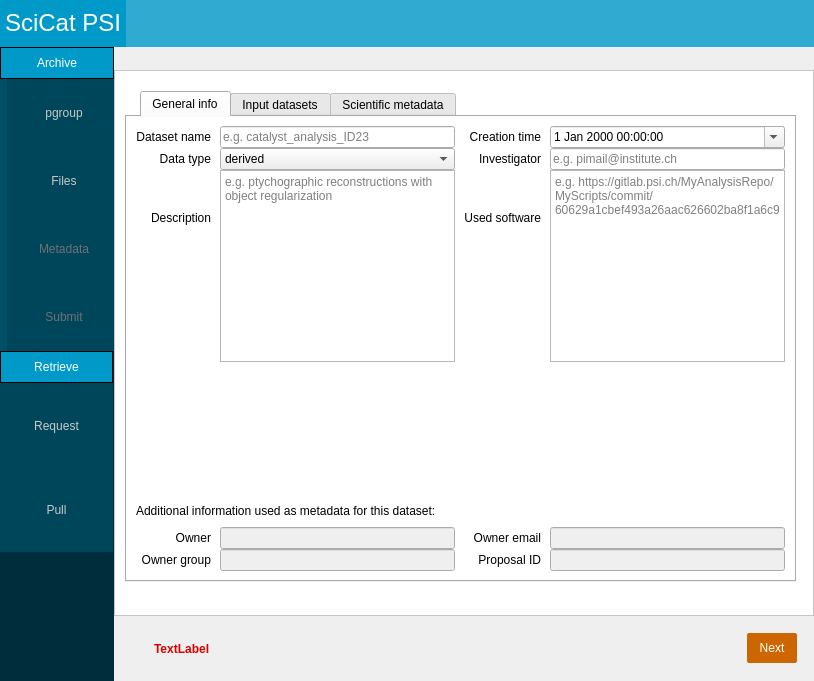
The window that PSIArchiver/dialog.ui (paulscherrerinstitute/scicat-qt) describes before a commit, drawn with Qt 5.
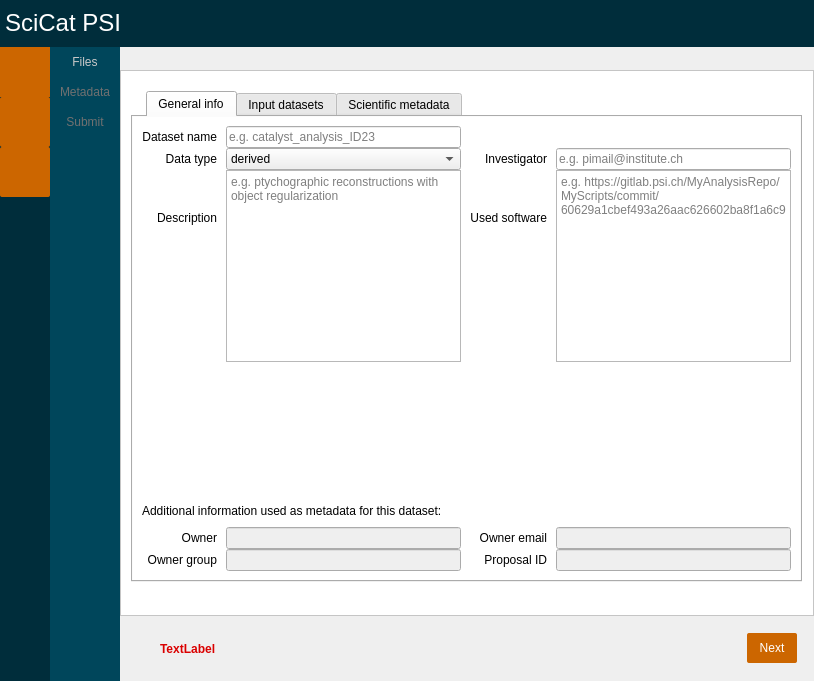
The same window after the commit. The open tabs and pages were chosen to show the change. Icons and pictures are not drawn.

```diff
--- a/PSIArchiver/dialog.ui
+++ b/PSIArchiver/dialog.ui
@@ -11,7 +11,7 @@
    </rect>
   </property>
   <property name="sizePolicy">
-   <sizepolicy hsizetype="Fixed" vsizetype="Fixed">
+   <sizepolicy hsizetype="Preferred" vsizetype="Preferred">
     <horstretch>0</horstretch>
     <verstretch>0</verstretch>
    </sizepolicy>
@@ -58,7 +58,7 @@
       </size>
      </property>
      <property name="styleSheet">
-      <string notr="true">QFrame#frame_2{background-color:rgba(0, 153, 200, 0.8); border:0px}
+      <string notr="true">QFrame#frame_2{background-color:rgba(0, 45, 59, 1); border:0px}
 </string>
      </property>
      <property name="frameShape">
@@ -98,7 +98,8 @@
          </size>
         </property>
         <property name="styleSheet">
-         <string notr="true">QLabel{background-color:rgba(0, 153, 200,1)}</string>
+         <string notr="true">QLabel{background-color:rgba(0, 45, 59,1)}
+</string>
         </property>
         <property name="text">
          <string>&lt;html&gt;&lt;head/&gt;&lt;body&gt;&lt;p&gt;&lt;span style=&quot; font-size:18pt; color:#ffffff;&quot;&gt;SciCat PSI&lt;/span&gt;&lt;/p&gt;&lt;/body&gt;&lt;/html&gt;</string>
@@ -122,6 +123,9 @@
           <height>0</height>
          </size>
         </property>
+        <property name="styleSheet">
+         <string notr="true">QFrame{background-color:rgb(0, 45, 59); border:0px}</string>
+        </property>
         <property name="text">
          <string/>
         </property>
@@ -135,23 +139,20 @@
      <property name="spacing">
       <number>0</number>
      </property>
-     <property name="topMargin">
-      <number>0</number>
-     </property>
      <item>
       <widget class="QFrame" name="frame">
        <property name="enabled">
         <bool>true</bool>
        </property>
        <property name="sizePolicy">
-        <sizepolicy hsizetype="Fixed" vsizetype="Preferred">
+        <sizepolicy hsizetype="Fixed" vsizetype="Ignored">
          <horstretch>0</horstretch>
          <verstretch>0</verstretch>
         </sizepolicy>
        </property>
        <property name="minimumSize">
         <size>
-         <width>108</width>
+         <width>50</width>
          <height>0</height>
         </size>
        </property>
@@ -186,6 +187,34 @@
         <property name="bottomMargin">
          <number>0</number>
         </property>
+        <item>
+         <widget class="QPushButton" name="pushButtonNavigationPgroup">
+          <property name="sizePolicy">
+           <sizepolicy hsizetype="Fixed" vsizetype="Fixed">
+            <horstretch>0</horstretch>
+            <verstretch>0</verstretch>
+           </sizepolicy>
+          </property>
+          <property name="minimumSize">
+           <size>
+            <width>50</width>
+            <height>50</height>
+           </size>
+          </property>
+          <property name="styleSheet">
+           <string notr="true">QPushButton{border-image:url(&quot;:/images/login-active.svg&quot;); background-repeat: no-repeat; width:50px; height:50px; border-radius:0px}
+QPushButton:hover{border-image:url(&quot;:/images/login.svg&quot;); background-repeat: no-repeat; width:50px; height:50px}
+QPushButton:!enabled{border-image:url(&quot;:/images/login-not-active.svg&quot;); background-repeat: no-repeat; width:50px; height:50px}
+</string>
+          </property>
+          <property name="text">
+           <string/>
+          </property>
+          <property name="flat">
+           <bool>false</bool>
+          </property>
+         </widget>
+        </item>
         <item>
          <widget class="QPushButton" name="pushButtonGoToArchive">
           <property name="sizePolicy">
@@ -196,325 +225,271 @@
           </property>
           <property name="minimumSize">
            <size>
-            <width>114</width>
-            <height>32</height>
+            <width>50</width>
+            <height>50</height>
            </size>
           </property>
           <property name="styleSheet">
-           <string notr="true">QPushButton{background-color: rgb(0, 153, 200); color: rgb(255, 255, 255); border-width:1px; border-color:rgb(0,0,0); border-radius:0.1px; border-style:solid}
-QPushButton:hover{background-color: rgb(244, 122, 0); color: rgb(255, 255, 255)}
+           <string notr="true">QPushButton{border-image:url(&quot;:/images/archive-not-active.svg&quot;); background-repeat: no-repeat; width:50px; height:50px}
+QPushButton:hover{border-image:url(&quot;:/images/archive.svg&quot;); background-repeat: no-repeat; width:50px; height:50px}
+QPushButton:!enabled{border-image:url(&quot;:/images/archive-not-active.svg&quot;); background-repeat: no-repeat; width:50px; height:50px}
+
 </string>
           </property>
           <property name="text">
-           <string>Archive</string>
+           <string/>
           </property>
          </widget>
         </item>
         <item>
-         <widget class="QFrame" name="frame_3">
+         <widget class="QPushButton" name="pushButtonGoToRetrieve">
           <property name="sizePolicy">
-           <sizepolicy hsizetype="Fixed" vsizetype="Ignored">
+           <sizepolicy hsizetype="Ignored" vsizetype="Fixed">
             <horstretch>0</horstretch>
             <verstretch>0</verstretch>
            </sizepolicy>
           </property>
           <property name="minimumSize">
            <size>
-            <width>114</width>
-            <height>244</height>
+            <width>50</width>
+            <height>50</height>
            </size>
           </property>
           <property name="styleSheet">
-           <string notr="true">QFrame{background-color:rgb(0, 45, 59); border-radius:0px}
+           <string notr="true">QPushButton{border-image:url(&quot;:/images/retrieve-not-active.svg&quot;); background-repeat: no-repeat; width:50px; height:50px}
+QPushButton:hover{border-image:url(&quot;:/images/retrieve.svg&quot;); background-repeat: no-repeat; width:50px; height:50px}
+QPushButton:!enabled{border-image:url(&quot;:/images/retrieve-not-active.svg&quot;); background-repeat: no-repeat; width:50px; height:50px}
+
+
 </string>
           </property>
-          <property name="frameShape">
-           <enum>QFrame::StyledPanel</enum>
+          <property name="text">
+           <string/>
           </property>
-          <property name="frameShadow">
-           <enum>QFrame::Raised</enum>
-          </property>
-          <layout class="QHBoxLayout" name="horizontalLayout_9">
-           <property name="spacing">
-            <number>0</number>
-           </property>
-           <property name="leftMargin">
-            <number>0</number>
-           </property>
-           <property name="topMargin">
-            <number>0</number>
-           </property>
-           <property name="rightMargin">
-            <number>0</number>
-           </property>
-           <property name="bottomMargin">
-            <number>0</number>
-           </property>
-           <item>
-            <layout class="QHBoxLayout" name="horizontalLayout_6">
-             <property name="spacing">
-              <number>0</number>
-             </property>
-             <item>
-              <widget class="QLabel" name="verticalBar">
-               <property name="sizePolicy">
-                <sizepolicy hsizetype="Fixed" vsizetype="Preferred">
-                 <horstretch>0</horstretch>
-                 <verstretch>0</verstretch>
-                </sizepolicy>
-               </property>
-               <property name="minimumSize">
-                <size>
-                 <width>0</width>
-                 <height>0</height>
-                </size>
-               </property>
-               <property name="styleSheet">
-                <string notr="true">QLabel{background-color:rgb(0, 79, 103); border-radius:0px}
-</string>
-               </property>
-               <property name="lineWidth">
-                <number>1</number>
-               </property>
-               <property name="text">
-                <string/>
-               </property>
-              </widget>
-             </item>
-             <item>
-              <widget class="QFrame" name="frame_4">
-               <property name="sizePolicy">
-                <sizepolicy hsizetype="Fixed" vsizetype="Ignored">
-                 <horstretch>0</horstretch>
-                 <verstretch>0</verstretch>
-                </sizepolicy>
-               </property>
-               <property name="minimumSize">
-                <size>
-                 <width>114</width>
-                 <height>260</height>
-                </size>
-               </property>
-               <property name="styleSheet">
-                <string notr="true">QFrame{background-color:rgb(0, 45, 59); border-radius:0px}
-</string>
-               </property>
-               <property name="frameShape">
-                <enum>QFrame::StyledPanel</enum>
-               </property>
-               <property name="frameShadow">
-                <enum>QFrame::Raised</enum>
-               </property>
-               <layout class="QVBoxLayout" name="verticalLayout_13">
-                <property name="spacing">
-                 <number>0</number>
-                </property>
-                <property name="leftMargin">
-                 <number>0</number>
-                </property>
-                <property name="topMargin">
-                 <number>0</number>
-                </property>
-                <property name="rightMargin">
-                 <number>0</number>
-                </property>
-                <property name="bottomMargin">
-                 <number>0</number>
-                </property>
-                <item>
-                 <widget class="QPushButton" name="pushButtonNavigationPgroup">
-                  <property name="sizePolicy">
-                   <sizepolicy hsizetype="Preferred" vsizetype="Preferred">
-                    <horstretch>0</horstretch>
-                    <verstretch>0</verstretch>
-                   </sizepolicy>
-                  </property>
-                  <property name="minimumSize">
-                   <size>
-                    <width>114</width>
-                    <height>70</height>
-                   </size>
-                  </property>
-                  <property name="styleSheet">
-                   <string notr="true">QPushButton{background-color:rgb(0, 70, 91); border-radius:0px; border:0px; color:rgb(200, 200, 200)}
-QPushButton:hover{background-color:rgb(0, 79,103); border-radius:0px; border:0px; color:rgb(255, 255, 255)}
-QPushButton:!enabled{background-color:rgb(0, 70, 91); border-radius:0px; color:rgb(112, 112, 112)}
-</string>
-                  </property>
-                  <property name="text">
-                   <string>pgroup</string>
-                  </property>
-                  <property name="flat">
-                   <bool>false</bool>
-                  </property>
-                 </widget>
-                </item>
-                <item>
-                 <widget class="QPushButton" name="pushButtonNavigationFiles">
-                  <property name="enabled">
-                   <bool>true</bool>
-                  </property>
-                  <property name="sizePolicy">
-                   <sizepolicy hsizetype="Preferred" vsizetype="Preferred">
-                    <horstretch>0</horstretch>
-                    <verstretch>0</verstretch>
-                   </sizepolicy>
-                  </property>
-                  <property name="minimumSize">
-                   <size>
-                    <width>114</width>
-                    <height>70</height>
-                   </size>
-                  </property>
-                  <property name="styleSheet">
-                   <string notr="true">QPushButton{background-color:rgb(0, 70, 91); border-radius:0px; border:0px; color:rgb(200, 200, 200)}
-QPushButton:hover{background-color:rgb(0, 79, 103); border-radius:0px; border:0px; color:rgb(255, 255, 255)}
-QPushButton:!enabled{background-color:rgb(0, 70, 91); border-radius:0px; color:rgb(112, 112, 112)}
-</string>
-                  </property>
-                  <property name="text">
-                   <string>Files</string>
-                  </property>
-                 </widget>
-                </item>
-                <item>
-                 <widget class="QPushButton" name="pushButtonNavigationMetadata">
-                  <property name="enabled">
-                   <bool>false</bool>
-                  </property>
-                  <property name="sizePolicy">
-                   <sizepolicy hsizetype="Preferred" vsizetype="Preferred">
-                    <horstretch>0</horstretch>
-                    <verstretch>0</verstretch>
-                   </sizepolicy>
-                  </property>
-                  <property name="minimumSize">
-                   <size>
-                    <width>114</width>
-                    <height>70</height>
-                   </size>
-                  </property>
-                  <property name="styleSheet">
-                   <string notr="true">QPushButton{background-color:rgb(0, 70, 91); border-radius:0px; border:0px; color:rgb(200, 200, 200)}
-QPushButton:hover{background-color:rgb(0, 79,103); border-radius:0px; border:0px; color:rgb(255, 255, 255)}
-QPushButton:!enabled{background-color:rgb(0, 70, 91); border-radius:0px; color:rgb(112, 112, 112)}
-</string>
-                  </property>
-                  <property name="text">
-                   <string>Metadata</string>
-                  </property>
-                 </widget>
-                </item>
-                <item>
-                 <widget class="QPushButton" name="pushButtonNavigationSubmit">
-                  <property name="enabled">
-                   <bool>false</bool>
-                  </property>
-                  <property name="sizePolicy">
-                   <sizepolicy hsizetype="Preferred" vsizetype="Preferred">
-                    <horstretch>0</horstretch>
-                    <verstretch>0</verstretch>
-                   </sizepolicy>
-                  </property>
-                  <property name="minimumSize">
-                   <size>
-                    <width>114</width>
-                    <height>70</height>
-                   </size>
-                  </property>
-                  <property name="styleSheet">
-                   <string notr="true">QPushButton{background-color:rgb(0, 70, 91); border-radius:0px; border:0px; color:rgb(200, 200, 200)}
-QPushButton:hover{background-color:rgb(0, 79,103); border-radius:0px; border:0px; color:rgb(255, 255, 255)}
-QPushButton:!enabled{background-color:rgb(0, 70, 91); border-radius:0px; color:rgb(112, 112, 112)}
-</string>
-                  </property>
-                  <property name="text">
-                   <string>Submit</string>
-                  </property>
-                 </widget>
-                </item>
-               </layout>
-              </widget>
-             </item>
-            </layout>
-           </item>
-          </layout>
          </widget>
         </item>
         <item>
-         <widget class="QFrame" name="frameRetrieve">
-          <property name="sizePolicy">
-           <sizepolicy hsizetype="Fixed" vsizetype="Preferred">
-            <horstretch>0</horstretch>
-            <verstretch>0</verstretch>
-           </sizepolicy>
+         <spacer name="verticalSpacer_5">
+          <property name="orientation">
+           <enum>Qt::Vertical</enum>
           </property>
-          <property name="minimumSize">
+          <property name="sizeType">
+           <enum>QSizePolicy::Expanding</enum>
+          </property>
+          <property name="sizeHint" stdset="0">
            <size>
-            <width>113</width>
-            <height>290</height>
+            <width>50</width>
+            <height>50</height>
            </size>
           </property>
-          <property name="styleSheet">
-           <string notr="true">QFrame{background-color:rgb(0, 45, 59); border-radius:0px}
-</string>
-          </property>
-          <property name="frameShape">
-           <enum>QFrame::StyledPanel</enum>
-          </property>
-          <property name="frameShadow">
-           <enum>QFrame::Raised</enum>
-          </property>
+         </spacer>
+        </item>
+       </layout>
+      </widget>
+     </item>
+     <item>
+      <widget class="QStackedWidget" name="stackedWidgetNavigationButtons">
+       <property name="sizePolicy">
+        <sizepolicy hsizetype="Fixed" vsizetype="Preferred">
+         <horstretch>0</horstretch>
+         <verstretch>0</verstretch>
+        </sizepolicy>
+       </property>
+       <property name="minimumSize">
+        <size>
+         <width>70</width>
+         <height>0</height>
+        </size>
+       </property>
+       <property name="styleSheet">
+        <string notr="true">QStackedWidget{background-color:rgb(0, 70, 91); border:0px}</string>
+       </property>
+       <property name="currentIndex">
+        <number>2</number>
+       </property>
+       <widget class="QWidget" name="pgroupPage">
+        <property name="styleSheet">
+         <string notr="true"/>
+        </property>
+       </widget>
+       <widget class="QWidget" name="archivePage">
+        <property name="sizePolicy">
+         <sizepolicy hsizetype="Preferred" vsizetype="Preferred">
+          <horstretch>0</horstretch>
+          <verstretch>0</verstretch>
+         </sizepolicy>
+        </property>
+        <property name="styleSheet">
+         <string notr="true">QWidget{background-color:rgb(0, 70, 91); border:0px}</string>
+        </property>
+        <layout class="QVBoxLayout" name="verticalLayout_13">
+         <property name="spacing">
+          <number>0</number>
+         </property>
+         <property name="sizeConstraint">
+          <enum>QLayout::SetNoConstraint</enum>
+         </property>
+         <property name="leftMargin">
+          <number>0</number>
+         </property>
+         <property name="topMargin">
+          <number>0</number>
+         </property>
+         <property name="rightMargin">
+          <number>0</number>
+         </property>
+         <property name="bottomMargin">
+          <number>0</number>
+         </property>
+         <item>
           <layout class="QVBoxLayout" name="verticalLayout_12">
            <property name="spacing">
             <number>0</number>
            </property>
-           <property name="leftMargin">
-            <number>0</number>
+           <property name="sizeConstraint">
+            <enum>QLayout::SetNoConstraint</enum>
            </property>
-           <property name="topMargin">
-            <number>0</number>
-           </property>
-           <property name="rightMargin">
-            <number>0</number>
-           </property>
-           <property name="bottomMargin">
-            <number>0</number>
-           </property>
            <item>
-            <widget class="QPushButton" name="pushButtonGoToRetrieve">
+            <widget class="QPushButton" name="pushButtonNavigationFiles">
+             <property name="enabled">
+              <bool>true</bool>
+             </property>
              <property name="sizePolicy">
-              <sizepolicy hsizetype="Ignored" vsizetype="Fixed">
+              <sizepolicy hsizetype="Preferred" vsizetype="Fixed">
                <horstretch>0</horstretch>
                <verstretch>0</verstretch>
               </sizepolicy>
              </property>
              <property name="minimumSize">
               <size>
-               <width>114</width>
-               <height>32</height>
+               <width>50</width>
+               <height>30</height>
               </size>
              </property>
              <property name="styleSheet">
-              <string notr="true">QPushButton{background-color: rgb(0, 153, 200); color: rgb(255, 255, 255); border-width: 1px; border-color:rgb(0,0,0); border-radius:0.1px; border-style:solid}
-QPushButton:hover{background-color: rgb(244, 122, 0); color: rgb(255, 255, 255)}
-
+              <string notr="true">QPushButton{background-color:rgb(0, 70, 91); border-radius:0px; border:0px; color:rgb(200, 200, 200)}
+QPushButton:hover{background-color:rgb(0, 79, 103); border-radius:0px; border:0px; color:rgb(255, 255, 255)}
+QPushButton:!enabled{background-color:rgb(0, 70, 91); border-radius:0px; color:rgb(112, 112, 112)}
 </string>
              </property>
              <property name="text">
-              <string>Retrieve</string>
+              <string>Files</string>
              </property>
             </widget>
            </item>
            <item>
-            <widget class="QFrame" name="frameRetrieveButtons">
+            <widget class="QPushButton" name="pushButtonNavigationMetadata">
+             <property name="enabled">
+              <bool>false</bool>
+             </property>
+             <property name="sizePolicy">
+              <sizepolicy hsizetype="Preferred" vsizetype="Fixed">
+               <horstretch>0</horstretch>
+               <verstretch>0</verstretch>
+              </sizepolicy>
+             </property>
+             <property name="minimumSize">
+              <size>
+               <width>50</width>
+               <height>30</height>
+              </size>
+             </property>
+             <property name="styleSheet">
+              <string notr="true">QPushButton{background-color:rgb(0, 70, 91); border-radius:0px; border:0px; color:rgb(200, 200, 200)}
+QPushButton:hover{background-color:rgb(0, 79,103); border-radius:0px; border:0px; color:rgb(255, 255, 255)}
+QPushButton:!enabled{background-color:rgb(0, 70, 91); border-radius:0px; color:rgb(112, 112, 112)}
+</string>
+             </property>
+             <property name="text">
+              <string>Metadata</string>
+             </property>
+            </widget>
+           </item>
+           <item>
+            <widget class="QPushButton" name="pushButtonNavigationSubmit">
+             <property name="enabled">
+              <bool>false</bool>
+             </property>
+             <property name="sizePolicy">
+              <sizepolicy hsizetype="Preferred" vsizetype="Fixed">
+               <horstretch>0</horstretch>
+               <verstretch>0</verstretch>
+              </sizepolicy>
+             </property>
+             <property name="minimumSize">
+              <size>
+               <width>50</width>
+               <height>30</height>
+              </size>
+             </property>
+             <property name="styleSheet">
+              <string notr="true">QPushButton{background-color:rgb(0, 70, 91); border-radius:0px; border:0px; color:rgb(200, 200, 200)}
+QPushButton:hover{background-color:rgb(0, 79,103); border-radius:0px; border:0px; color:rgb(255, 255, 255)}
+QPushButton:!enabled{background-color:rgb(0, 70, 91); border-radius:0px; color:rgb(112, 112, 112)}
+</string>
+             </property>
+             <property name="text">
+              <string>Submit</string>
+             </property>
+            </widget>
+           </item>
+           <item>
+            <spacer name="verticalSpacer_9">
+             <property name="orientation">
+              <enum>Qt::Vertical</enum>
+             </property>
+             <property name="sizeType">
+              <enum>QSizePolicy::Expanding</enum>
+             </property>
+             <property name="sizeHint" stdset="0">
+              <size>
+               <width>20</width>
+               <height>500</height>
+              </size>
+             </property>
+            </spacer>
+           </item>
+          </layout>
+         </item>
+        </layout>
+       </widget>
+       <widget class="QWidget" name="retrievePage">
+        <layout class="QVBoxLayout" name="verticalLayout_16">
+         <property name="spacing">
+          <number>0</number>
+         </property>
+         <property name="leftMargin">
+          <number>0</number>
+         </property>
+         <property name="topMargin">
+          <number>0</number>
+         </property>
+         <property name="rightMargin">
+          <number>0</number>
+         </property>
+         <property name="bottomMargin">
+          <number>0</number>
+         </property>
+         <item>
+          <layout class="QVBoxLayout" name="verticalLayout_14">
+           <property name="spacing">
+            <number>0</number>
+           </property>
+           <item>
+            <widget class="QFrame" name="frame_3">
+             <property name="sizePolicy">
+              <sizepolicy hsizetype="Preferred" vsizetype="Fixed">
+               <horstretch>0</horstretch>
+               <verstretch>0</verstretch>
+              </sizepolicy>
+             </property>
              <property name="frameShape">
               <enum>QFrame::StyledPanel</enum>
              </property>
              <property name="frameShadow">
               <enum>QFrame::Raised</enum>
              </property>
-             <layout class="QVBoxLayout" name="verticalLayout_14" stretch="0,0">
+             <layout class="QVBoxLayout" name="verticalLayout_17">
               <property name="spacing">
                <number>0</number>
               </property>
@@ -533,15 +508,15 @@
               <item>
                <widget class="QPushButton" name="pushButtonRequest">
                 <property name="sizePolicy">
-                 <sizepolicy hsizetype="Preferred" vsizetype="Preferred">
+                 <sizepolicy hsizetype="Preferred" vsizetype="Fixed">
                   <horstretch>0</horstretch>
                   <verstretch>0</verstretch>
                  </sizepolicy>
                 </property>
                 <property name="minimumSize">
                  <size>
-                  <width>114</width>
-                  <height>70</height>
+                  <width>50</width>
+                  <height>50</height>
                  </size>
                 </property>
                 <property name="styleSheet">
@@ -558,15 +533,15 @@
               <item>
                <widget class="QPushButton" name="pushButtonPull">
                 <property name="sizePolicy">
-                 <sizepolicy hsizetype="Preferred" vsizetype="Preferred">
+                 <sizepolicy hsizetype="Preferred" vsizetype="Fixed">
                   <horstretch>0</horstretch>
                   <verstretch>0</verstretch>
                  </sizepolicy>
                 </property>
                 <property name="minimumSize">
                  <size>
-                  <width>114</width>
-                  <height>70</height>
+                  <width>50</width>
+                  <height>50</height>
                  </size>
                 </property>
                 <property name="styleSheet">
@@ -584,46 +559,25 @@
             </widget>
            </item>
            <item>
-            <spacer name="verticalSpacer_9">
+            <spacer name="verticalSpacer_12">
              <property name="orientation">
               <enum>Qt::Vertical</enum>
              </property>
              <property name="sizeType">
-              <enum>QSizePolicy::Ignored</enum>
+              <enum>QSizePolicy::Expanding</enum>
              </property>
              <property name="sizeHint" stdset="0">
               <size>
                <width>20</width>
-               <height>89</height>
+               <height>40</height>
               </size>
              </property>
             </spacer>
            </item>
           </layout>
-          <zorder>frameRetrieveButtons</zorder>
-          <zorder>pushButtonGoToRetrieve</zorder>
-         </widget>
-        </item>
-        <item>
-         <spacer name="verticalSpacer_5">
-          <property name="orientation">
-           <enum>Qt::Vertical</enum>
-          </property>
-          <property name="sizeType">
-           <enum>QSizePolicy::Ignored</enum>
-          </property>
-          <property name="sizeHint" stdset="0">
-           <size>
-            <width>100</width>
-            <height>40</height>
-           </size>
-          </property>
-         </spacer>
-        </item>
-       </layout>
-       <zorder>frame_3</zorder>
-       <zorder>frameRetrieve</zorder>
-       <zorder>pushButtonGoToArchive</zorder>
+         </item>
+        </layout>
+       </widget>
       </widget>
      </item>
      <item>
@@ -1373,19 +1327,6 @@
                    </property>
                   </widget>
                  </item>
-                 <item row="0" column="2">
-                  <widget class="QLabel" name="labelCreationDate">
-                   <property name="layoutDirection">
-                    <enum>Qt::LeftToRight</enum>
-                   </property>
-                   <property name="text">
-                    <string>Creation time</string>
-                   </property>
-                   <property name="alignment">
-                    <set>Qt::AlignRight|Qt::AlignTrailing|Qt::AlignVCenter</set>
-                   </property>
-                  </widget>
-                 </item>
                  <item row="2" column="3" rowspan="2">
                   <widget class="QTextEdit" name="textEditUsedSoftware">
                    <property name="whatsThis">
@@ -1406,13 +1347,6 @@
                    </property>
                   </widget>
                  </item>
-                 <item row="0" column="3">
-                  <widget class="QDateTimeEdit" name="dateTimeEdit">
-                   <property name="calendarPopup">
-                    <bool>true</bool>
-                   </property>
-                  </widget>
-                 </item>
                  <item row="7" column="3">
                   <widget class="QLineEdit" name="lineEditOwnerEmail">
                    <property name="enabled">
```
Left out of the diff: 34 changed lines with no effect on the pictures.
